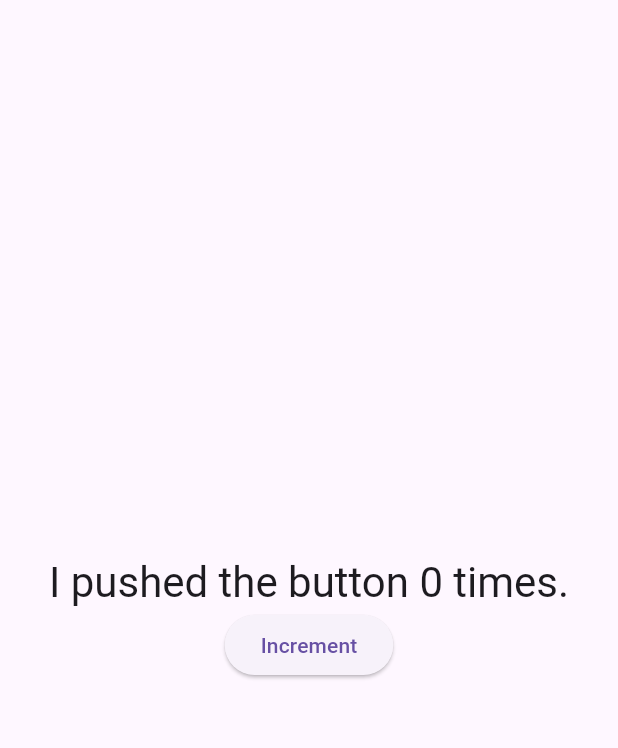
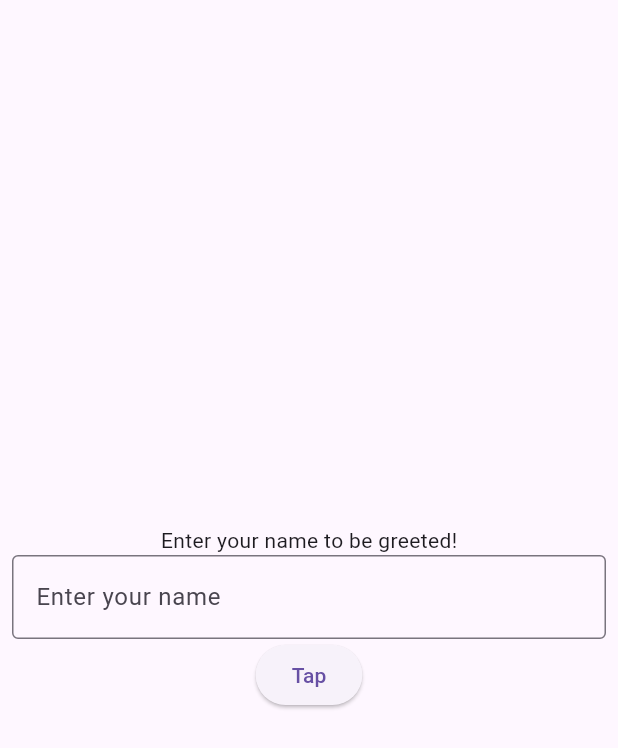
Before and after one commit to tom-sabu/Widgets-In-Flutter, a Flutter app: the screen it shows after launch, on a phone screen of 412 x 824 dp. Shown: the top 748 px of the screen. Run offline on Flutter 3.47's test engine with Material 3 defaults, Android fonts, the phone set to English and light mode, and no system bars.

Commit message:
Implement ToDoPage with TextField and ElevatedButton

```diff
--- a/lib/main.dart
+++ b/lib/main.dart
@@ -1,5 +1,6 @@
 import 'package:flutter/material.dart';
-import 'pages/counter_page.dart';
+
+import 'page/todo_page.dart';
 
 void main() {
   runApp(const MyApp());
@@ -11,7 +12,8 @@ class MyApp extends StatelessWidget {
   @override
   Widget build(BuildContext context) {
     return MaterialApp(
-      home: CounterPage(),
+      debugShowCheckedModeBanner: false,
+      home: ToDoPage(),
     );
   }
 }
--- /dev/null
+++ b/lib/page/todo_page.dart
@@ -0,0 +1,49 @@
+import 'package:flutter/material.dart';
+
+class ToDoPage extends StatefulWidget {
+  const ToDoPage({super.key});
+
+  @override
+  State<ToDoPage> createState() => _ToDoPageState();
+}
+
+class _ToDoPageState extends State<ToDoPage> {
+
+  TextEditingController textController = TextEditingController();
+  String greetingMessage = "Enter your name to be greeted!";
+  void greetuser() {
+    setState(() {
+      String username = textController.text;
+      greetingMessage = "Hello $username";
+    });
+  }
+  @override
+  Widget build(BuildContext context) {
+    return Scaffold(
+      body: Center(
+        child: Padding(
+          padding: const EdgeInsets.all(8.0),
+          child: Column(
+            mainAxisAlignment: MainAxisAlignment.center,
+            children: [
+              Text(greetingMessage),
+
+              TextField(
+                controller: textController,
+                decoration: InputDecoration(
+                  hintText: "Enter your name",
+                  border: OutlineInputBorder(),
+                ),
+              ),
+
+              ElevatedButton(
+                onPressed: greetuser,
+                child: Text("Tap"),
+              ),
+            ],
+          ),
+        ),
+      ),
+    );
+  }
+}
```
